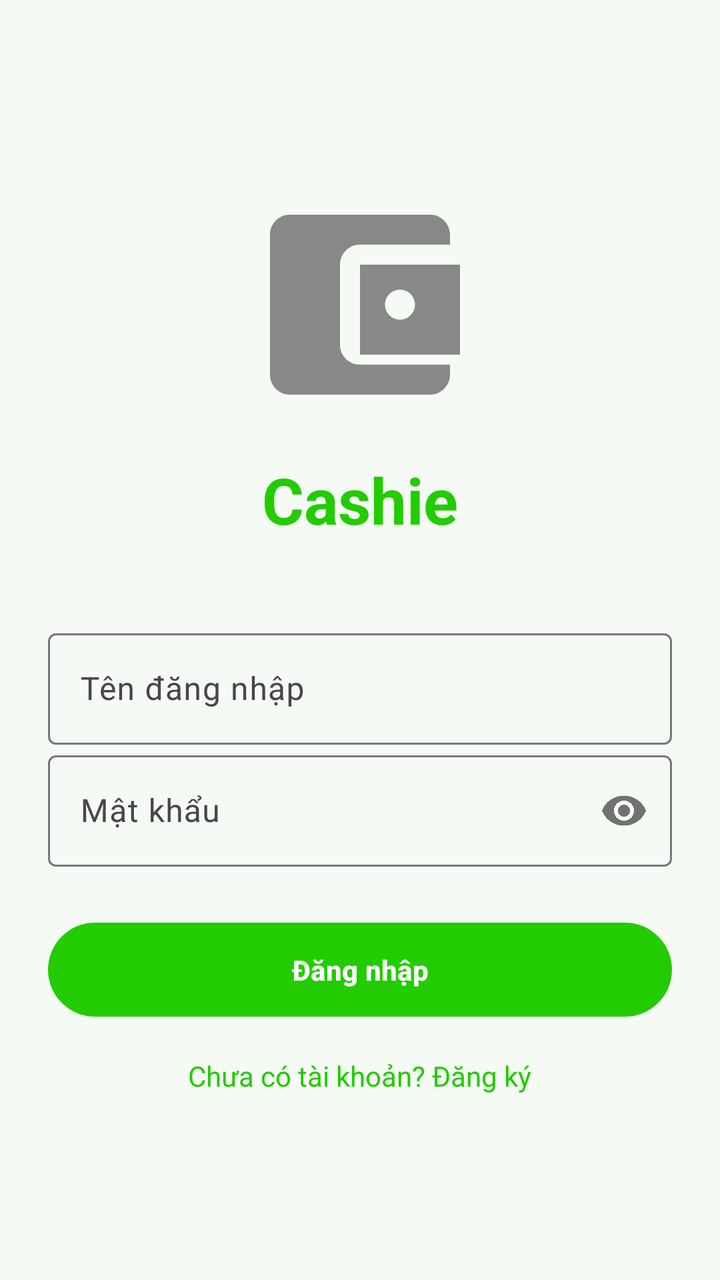
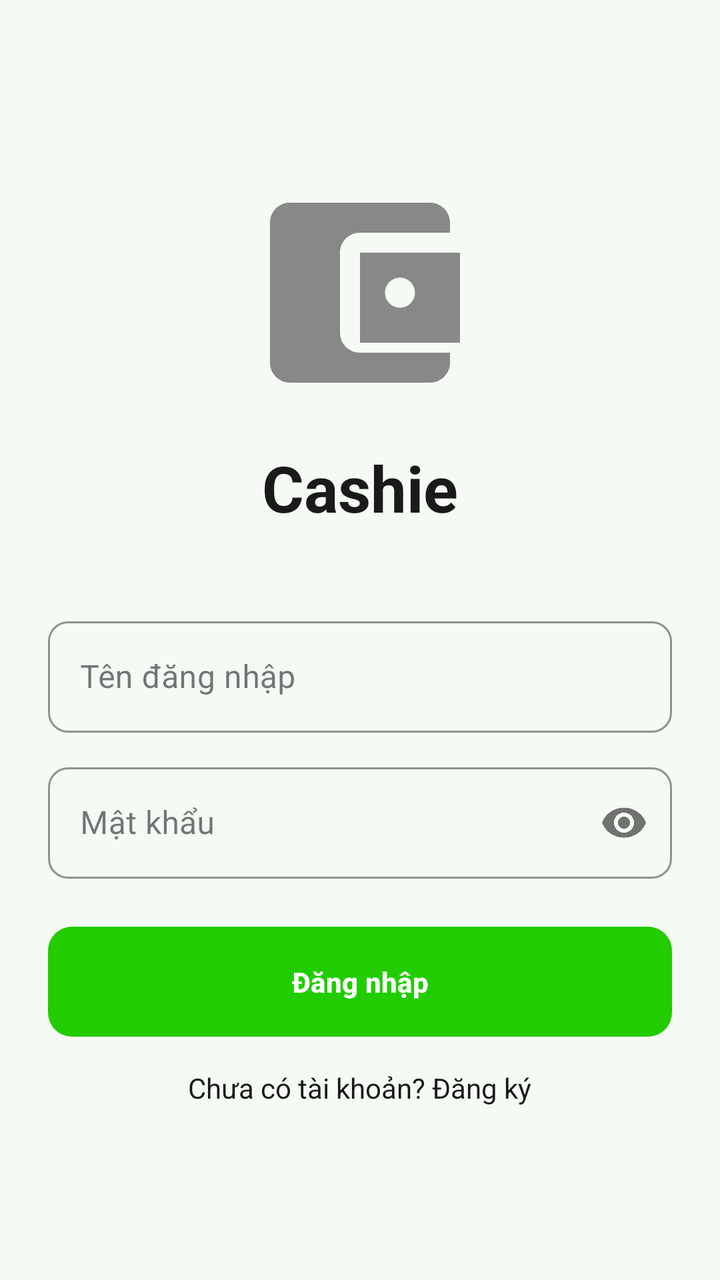

An Android layout rendered at two revisions. The XML below is the earlier revision; the diff shows what the commit changed to produce the second picture.
<!-- AndroidManifest.xml: application theme Theme.Cashie -->
<!-- res/layout/activity_login.xml -->
<?xml version="1.0" encoding="utf-8"?>
<LinearLayout
    xmlns:android="http://schemas.android.com/apk/res/android"
    xmlns:app="http://schemas.android.com/apk/res-auto"
    android:layout_width="match_parent"
    android:layout_height="match_parent"
    android:orientation="vertical"
    android:gravity="center"
    android:padding="24dp"
    android:background="@color/bg_screen">

    <ImageView
        android:layout_width="120dp"
        android:layout_height="120dp"
        android:src="@drawable/ic_wallet"/>

    <TextView
        android:layout_width="wrap_content"
        android:layout_height="wrap_content"
        android:text="Cashie"
        android:textSize="32sp"
        android:textStyle="bold"
        android:textColor="@color/green_primary"
        android:layout_marginTop="16dp"/>

    <com.google.android.material.textfield.TextInputLayout
        android:layout_width="match_parent"
        android:layout_height="wrap_content"
        android:layout_marginTop="40dp">

        <com.google.android.material.textfield.TextInputEditText
            android:id="@+id/edtUsername"
            android:layout_width="match_parent"
            android:layout_height="wrap_content"
            android:hint="Tên đăng nhập"/>
    </com.google.android.material.textfield.TextInputLayout>

    <com.google.android.material.textfield.TextInputLayout
        android:layout_width="match_parent"
        android:layout_height="wrap_content"
        app:passwordToggleEnabled="true">

        <com.google.android.material.textfield.TextInputEditText
            android:id="@+id/edtPassword"
            android:hint="Mật khẩu"
            android:inputType="textPassword"
            android:layout_width="match_parent"
            android:layout_height="wrap_content"/>
    </com.google.android.material.textfield.TextInputLayout>

    <Button
        android:id="@+id/btnLogin"
        android:layout_width="match_parent"
        android:layout_height="55dp"
        android:text="Đăng nhập"
        android:textStyle="bold"
        android:layout_marginTop="24dp"/>

    <TextView
        android:id="@+id/txtRegister"
        android:layout_width="wrap_content"
        android:layout_height="wrap_content"
        android:text="Chưa có tài khoản? Đăng ký"
        android:textColor="@color/green_primary"
        android:layout_marginTop="16dp"/>

</LinearLayout>
<!-- resources referenced by this layout -->
<resources>
  <color name="bg_screen">#F5FAF4</color>
  <color name="green_primary">#22CC00</color>
  <!-- drawable ic_wallet (drawable) -->
  <?xml version="1.0" encoding="utf-8"?>
  <vector xmlns:android="http://schemas.android.com/apk/res/android"
      android:width="24dp"
      android:height="24dp"
      android:viewportWidth="24"
      android:viewportHeight="24">
      <path
          android:fillColor="#FF888888"
          android:pathData="M21,18v1c0,1.1-0.9,2-2,2H5c-1.11,0-2-0.9-2-2V5c0-1.1,0.89-2,2-2h14c1.1,0 2,0.9 2,2v1h-9c-1.11,0-2,0.9-2,2v8c0,1.1,0.89,2 2,2h9zM12,17h10V8H12v9zM16,13.5c-0.83,0-1.5-0.67-1.5-1.5s0.67-1.5 1.5-1.5 1.5,0.67 1.5,1.5-0.67,1.5-1.5,1.5z" />
  </vector>
  <style name="Theme.Cashie" parent="Theme.Material3.DayNight.NoActionBar">
          <item name="colorPrimary">@color/green_primary</item>
          <item name="colorPrimaryVariant">@color/green_dark</item>
          <item name="colorOnPrimary">@color/white</item>
          <item name="colorSecondary">@color/green_dark</item>
          <item name="android:colorBackground">@color/bg_screen</item>
          <item name="android:statusBarColor">@color/white</item>
          <item name="android:windowLightStatusBar">true</item>
      </style>
  <color name="green_dark">#1AA300</color>
  <color name="white">#FFFFFF</color>
</resources>

<!-- the commit's change to res/layout/activity_login.xml (unified diff, before → after) -->
@@ -10,42 +10,66 @@
     android:background="@color/bg_screen">
 
     <ImageView
+        android:id="@+id/ivWallet"
         android:layout_width="120dp"
         android:layout_height="120dp"
-        android:src="@drawable/ic_wallet"/>
+        android:src="@drawable/ic_wallet"
+        android:contentDescription="@null" />
 
     <TextView
+        android:id="@+id/tvAppName"
         android:layout_width="wrap_content"
         android:layout_height="wrap_content"
         android:text="Cashie"
         android:textSize="32sp"
         android:textStyle="bold"
-        android:textColor="@color/green_primary"
-        android:layout_marginTop="16dp"/>
+        android:textColor="@color/text_primary"
+        android:layout_marginTop="16dp" />
 
     <com.google.android.material.textfield.TextInputLayout
+        android:id="@+id/tilUsername"
+        style="@style/Widget.MaterialComponents.TextInputLayout.OutlinedBox"
         android:layout_width="match_parent"
         android:layout_height="wrap_content"
-        android:layout_marginTop="40dp">
+        android:layout_marginTop="40dp"
+        app:boxStrokeColor="@color/text_muted"
+        app:hintTextColor="@color/text_muted"
+        app:boxCornerRadiusTopStart="10dp"
+        app:boxCornerRadiusTopEnd="10dp"
+        app:boxCornerRadiusBottomStart="10dp"
+        app:boxCornerRadiusBottomEnd="10dp">
 
         <com.google.android.material.textfield.TextInputEditText
             android:id="@+id/edtUsername"
             android:layout_width="match_parent"
             android:layout_height="wrap_content"
-            android:hint="Tên đăng nhập"/>
+            android:hint="Tên đăng nhập"
+            android:textColor="@color/text_primary" />
+
     </com.google.android.material.textfield.TextInputLayout>
 
     <com.google.android.material.textfield.TextInputLayout
+        android:id="@+id/tilPassword"
+        style="@style/Widget.MaterialComponents.TextInputLayout.OutlinedBox"
         android:layout_width="match_parent"
         android:layout_height="wrap_content"
-        app:passwordToggleEnabled="true">
+        android:layout_marginTop="12dp"
+        app:passwordToggleEnabled="true"
+        app:boxStrokeColor="@color/text_muted"
+        app:hintTextColor="@color/text_muted"
+        app:boxCornerRadiusTopStart="10dp"
+        app:boxCornerRadiusTopEnd="10dp"
+        app:boxCornerRadiusBottomStart="10dp"
+        app:boxCornerRadiusBottomEnd="10dp">
 
         <com.google.android.material.textfield.TextInputEditText
             android:id="@+id/edtPassword"
             android:hint="Mật khẩu"
             android:inputType="textPassword"
             android:layout_width="match_parent"
-            android:layout_height="wrap_content"/>
+            android:layout_height="wrap_content"
+            android:textColor="@color/text_primary" />
+
     </com.google.android.material.textfield.TextInputLayout>
 
     <Button
@@ -54,14 +78,17 @@
         android:layout_height="55dp"
         android:text="Đăng nhập"
         android:textStyle="bold"
-        android:layout_marginTop="24dp"/>
+        android:textColor="@color/white"
+        android:background="@drawable/bg_button_primary"
+        android:stateListAnimator="@null"
+        android:layout_marginTop="24dp" />
 
     <TextView
         android:id="@+id/txtRegister"
         android:layout_width="wrap_content"
         android:layout_height="wrap_content"
         android:text="Chưa có tài khoản? Đăng ký"
-        android:textColor="@color/green_primary"
-        android:layout_marginTop="16dp"/>
+        android:textColor="@color/text_primary"
+        android:layout_marginTop="16dp" />
 
 </LinearLayout>
<!-- resource entries referenced after the edit -->
@@ -1,6 +1,8 @@
 <!-- resources referenced by this layout -->
 <resources>
   <color name="bg_screen">#F5FAF4</color>
+  <color name="text_muted">#888888</color>
+  <color name="text_primary">#1A1A1A</color>
   <color name="green_primary">#22CC00</color>
   <!-- drawable ic_wallet (drawable) -->
   <?xml version="1.0" encoding="utf-8"?>
@@ -19,10 +21,20 @@
           <item name="colorOnPrimary">@color/white</item>
           <item name="colorSecondary">@color/green_dark</item>
           <item name="android:colorBackground">@color/bg_screen</item>
-          <item name="android:statusBarColor">@color/white</item>
-          <item name="android:windowLightStatusBar">true</item>
+          
+          <item name="android:statusBarColor">@android:color/transparent</item>
+          <item name="android:windowLightStatusBar">false</item>
+          
+          <item name="android:windowLayoutInDisplayCutoutMode">shortEdges</item>
       </style>
   <color name="green_dark">#1AA300</color>
   <color name="white">#FFFFFF</color>
+  <!-- drawable bg_button_primary (drawable) -->
+  <?xml version="1.0" encoding="utf-8"?>
+  <shape xmlns:android="http://schemas.android.com/apk/res/android"
+      android:shape="rectangle">
+      <solid android:color="@color/green_primary" />
+      <corners android:radius="12dp" />
+  </shape>
 </resources>
 
